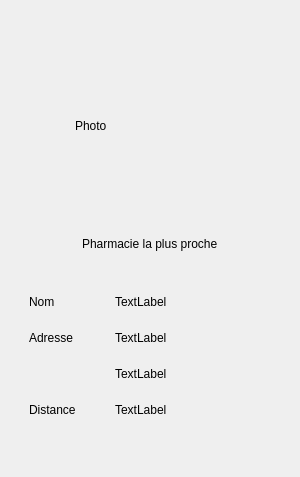
The window that GeoStation_Projet/pharmaciemozaicwidget.ui (SoheibBiga/GeoStation) describes before a commit, drawn with Qt 5.
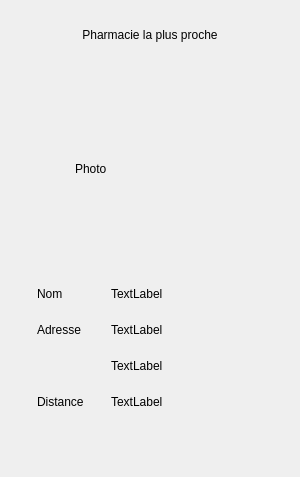
The same window after the commit. Icons and pictures are not drawn. Custom widgets are drawn as their Qt base class.

```diff
--- a/GeoStation_Projet/pharmaciemozaicwidget.ui
+++ b/GeoStation_Projet/pharmaciemozaicwidget.ui
@@ -12,26 +12,24 @@
   </property>
   <property name="minimumSize">
    <size>
-    <width>300</width>
-    <height>477</height>
+    <width>0</width>
+    <height>0</height>
    </size>
   </property>
   <property name="windowTitle">
    <string>Form</string>
   </property>
-  <layout class="QVBoxLayout" name="verticalLayout_6">
+  <layout class="QGridLayout" name="gridLayout_3">
+   <item row="0" column="0">
+    <widget class="WidgetStyleSheet" name="widget_2" native="true">
+     <layout class="QGridLayout" name="gridLayout_2">
+      <item row="1" column="1">
+       <widget class="QWidget" name="widget" native="true">
+        <layout class="QGridLayout" name="gridLayout_4">
+         <item row="0" column="0">
+          <layout class="QHBoxLayout" name="horizontalLayout">
    <item>
-    <widget class="QWidget" name="widget_2" native="true">
-     <layout class="QHBoxLayout" name="horizontalLayout_6">
-      <item>
-       <widget class="WidgetStyleSheet" name="widget" native="true">
-        <layout class="QHBoxLayout" name="horizontalLayout_4">
-         <item>
-          <layout class="QVBoxLayout" name="verticalLayout_3">
-           <item>
-            <layout class="QHBoxLayout" name="horizontalLayout_3">
-             <item>
-              <spacer name="horizontalSpacer_4">
+            <spacer name="horizontalSpacer">
                <property name="orientation">
                 <enum>Qt::Horizontal</enum>
                </property>
@@ -66,49 +64,6 @@
               </widget>
              </item>
              <item>
-              <spacer name="horizontalSpacer_5">
-               <property name="orientation">
-                <enum>Qt::Horizontal</enum>
-               </property>
-               <property name="sizeHint" stdset="0">
-                <size>
-                 <width>40</width>
-                 <height>20</height>
-                </size>
-               </property>
-              </spacer>
-             </item>
-            </layout>
-           </item>
-           <item>
-            <layout class="QHBoxLayout" name="horizontalLayout_2">
-             <item>
-              <spacer name="horizontalSpacer">
-               <property name="orientation">
-                <enum>Qt::Horizontal</enum>
-               </property>
-               <property name="sizeHint" stdset="0">
-                <size>
-                 <width>40</width>
-                 <height>20</height>
-                </size>
-               </property>
-              </spacer>
-             </item>
-             <item>
-              <widget class="QLabel" name="label">
-               <property name="maximumSize">
-                <size>
-                 <width>16777215</width>
-                 <height>30</height>
-                </size>
-               </property>
-               <property name="text">
-                <string>Pharmacie la plus proche</string>
-               </property>
-              </widget>
-             </item>
-             <item>
               <spacer name="horizontalSpacer_2">
                <property name="orientation">
                 <enum>Qt::Horizontal</enum>
@@ -123,136 +78,194 @@
              </item>
             </layout>
            </item>
-           <item>
-            <layout class="QHBoxLayout" name="horizontalLayout">
-             <item>
-              <layout class="QVBoxLayout" name="verticalLayout">
-               <item>
-                <widget class="QLabel" name="label_nom">
-                 <property name="maximumSize">
-                  <size>
-                   <width>80</width>
-                   <height>16777215</height>
-                  </size>
-                 </property>
-                 <property name="styleSheet">
-                  <string notr="true">background-color: url(none);
-border-color: rgba(255, 255, 255, 0);</string>
-                 </property>
-                 <property name="text">
-                  <string>Nom</string>
-                 </property>
-                </widget>
-               </item>
-               <item>
-                <widget class="QLabel" name="label_adresse">
-                 <property name="maximumSize">
-                  <size>
-                   <width>80</width>
-                   <height>16777215</height>
-                  </size>
-                 </property>
-                 <property name="styleSheet">
-                  <string notr="true">background-color: url(none);
-border-color: rgba(255, 255, 255, 0);</string>
-                 </property>
-                 <property name="text">
-                  <string>Adresse</string>
-                 </property>
-                </widget>
-               </item>
-               <item>
-                <widget class="QLabel" name="label_2">
-                 <property name="maximumSize">
-                  <size>
-                   <width>80</width>
-                   <height>30</height>
-                  </size>
-                 </property>
-                 <property name="styleSheet">
-                  <string notr="true">background-color: url(none);
-border-color: rgba(255, 255, 255, 0);</string>
-                 </property>
-                 <property name="text">
-                  <string/>
-                 </property>
-                </widget>
-               </item>
-               <item>
-                <widget class="QLabel" name="label_distance">
-                 <property name="maximumSize">
-                  <size>
-                   <width>80</width>
-                   <height>16777215</height>
-                  </size>
-                 </property>
-                 <property name="styleSheet">
-                  <string notr="true">background-color: url(none);
-border-color: rgba(255, 255, 255, 0);</string>
-                 </property>
-                 <property name="text">
-                  <string>Distance</string>
-                 </property>
-                </widget>
-               </item>
-              </layout>
-             </item>
-             <item>
+         <item row="1" column="0">
+          <layout class="QGridLayout" name="gridLayout">
+           <item row="0" column="1">
               <layout class="QVBoxLayout" name="verticalLayout_2">
                <item>
                 <widget class="LabelDyn" name="label_nom2">
+               <property name="minimumSize">
+                <size>
+                 <width>150</width>
+                 <height>20</height>
+                </size>
+               </property>
                  <property name="maximumSize">
                   <size>
-                   <width>16777215</width>
+                 <width>150</width>
                    <height>30</height>
                   </size>
                  </property>
                  <property name="text">
                   <string>TextLabel</string>
                  </property>
+               <property name="alignment">
+                <set>Qt::AlignLeading|Qt::AlignLeft|Qt::AlignVCenter</set>
+               </property>
                 </widget>
                </item>
                <item>
                 <widget class="LabelDyn" name="label_adresse2">
+               <property name="minimumSize">
+                <size>
+                 <width>150</width>
+                 <height>20</height>
+                </size>
+               </property>
                  <property name="maximumSize">
                   <size>
-                   <width>16777215</width>
+                 <width>150</width>
                    <height>30</height>
                   </size>
                  </property>
                  <property name="text">
                   <string>TextLabel</string>
                  </property>
+               <property name="alignment">
+                <set>Qt::AlignLeading|Qt::AlignLeft|Qt::AlignVCenter</set>
+               </property>
                 </widget>
                </item>
                <item>
                 <widget class="LabelDyn" name="label_codePostal">
+               <property name="minimumSize">
+                <size>
+                 <width>150</width>
+                 <height>20</height>
+                </size>
+               </property>
                  <property name="maximumSize">
                   <size>
-                   <width>16777215</width>
+                 <width>150</width>
                    <height>30</height>
                   </size>
                  </property>
                  <property name="text">
                   <string>TextLabel</string>
                  </property>
+               <property name="alignment">
+                <set>Qt::AlignLeading|Qt::AlignLeft|Qt::AlignVCenter</set>
+               </property>
                 </widget>
                </item>
                <item>
                 <widget class="LabelDyn" name="label_distance_2">
+               <property name="minimumSize">
+                <size>
+                 <width>150</width>
+                 <height>20</height>
+                </size>
+               </property>
                  <property name="maximumSize">
                   <size>
-                   <width>16777215</width>
+                 <width>150</width>
                    <height>30</height>
                   </size>
                  </property>
                  <property name="text">
                   <string>TextLabel</string>
                  </property>
+               <property name="alignment">
+                <set>Qt::AlignLeading|Qt::AlignLeft|Qt::AlignVCenter</set>
+               </property>
                 </widget>
                </item>
               </layout>
              </item>
+           <item row="0" column="0">
+            <layout class="QGridLayout" name="gridLayout_5">
+             <item row="3" column="0">
+              <widget class="QLabel" name="label_distance">
+               <property name="minimumSize">
+                <size>
+                 <width>0</width>
+                 <height>20</height>
+                </size>
+               </property>
+               <property name="maximumSize">
+                <size>
+                 <width>60</width>
+                 <height>30</height>
+                </size>
+               </property>
+               <property name="styleSheet">
+                <string notr="true">background-color: url(none);
+border-color: rgba(255, 255, 255, 0);</string>
+               </property>
+               <property name="text">
+                <string>Distance</string>
+               </property>
+              </widget>
+             </item>
+             <item row="1" column="0">
+              <widget class="QLabel" name="label_adresse">
+               <property name="minimumSize">
+                <size>
+                 <width>0</width>
+                 <height>20</height>
+                </size>
+               </property>
+               <property name="maximumSize">
+                <size>
+                 <width>60</width>
+                 <height>30</height>
+                </size>
+               </property>
+               <property name="styleSheet">
+                <string notr="true">background-color: url(none);
+border-color: rgba(255, 255, 255, 0);</string>
+               </property>
+               <property name="text">
+                <string>Adresse</string>
+               </property>
+              </widget>
+             </item>
+             <item row="0" column="0">
+              <widget class="QLabel" name="label_nom">
+               <property name="minimumSize">
+                <size>
+                 <width>0</width>
+                 <height>20</height>
+                </size>
+               </property>
+               <property name="maximumSize">
+                <size>
+                 <width>60</width>
+                 <height>30</height>
+                </size>
+               </property>
+               <property name="styleSheet">
+                <string notr="true">background-color: url(none);
+border-color: rgba(255, 255, 255, 0);</string>
+               </property>
+               <property name="text">
+                <string>Nom</string>
+               </property>
+              </widget>
+             </item>
+             <item row="2" column="0">
+              <widget class="QLabel" name="label_adresse_2">
+               <property name="minimumSize">
+                <size>
+                 <width>0</width>
+                 <height>20</height>
+                </size>
+               </property>
+               <property name="maximumSize">
+                <size>
+                 <width>60</width>
+                 <height>30</height>
+                </size>
+               </property>
+               <property name="styleSheet">
+                <string notr="true">background-color: url(none);
+border-color: rgba(255, 255, 255, 0);</string>
+               </property>
+               <property name="text">
+                <string/>
+               </property>
+              </widget>
+             </item>
             </layout>
            </item>
           </layout>
@@ -260,23 +273,39 @@
         </layout>
        </widget>
       </item>
+      <item row="0" column="1">
+       <widget class="QLabel" name="label">
+        <property name="maximumSize">
+         <size>
+          <width>16777215</width>
+          <height>30</height>
+         </size>
+        </property>
+        <property name="text">
+         <string>Pharmacie la plus proche</string>
+        </property>
+        <property name="alignment">
+         <set>Qt::AlignCenter</set>
+        </property>
+       </widget>
+      </item>
      </layout>
     </widget>
    </item>
   </layout>
  </widget>
  <customwidgets>
-  <customwidget>
-   <class>LabelDyn</class>
-   <extends>QLabel</extends>
-   <header>labeldyn.h</header>
-  </customwidget>
   <customwidget>
    <class>WidgetStyleSheet</class>
    <extends>QWidget</extends>
    <header>widgetstylesheet.h</header>
    <container>1</container>
   </customwidget>
+  <customwidget>
+   <class>LabelDyn</class>
+   <extends>QLabel</extends>
+   <header>labeldyn.h</header>
+  </customwidget>
  </customwidgets>
  <resources/>
  <connections/>
```
Lines whose indentation alone changed are shown as unchanged.
